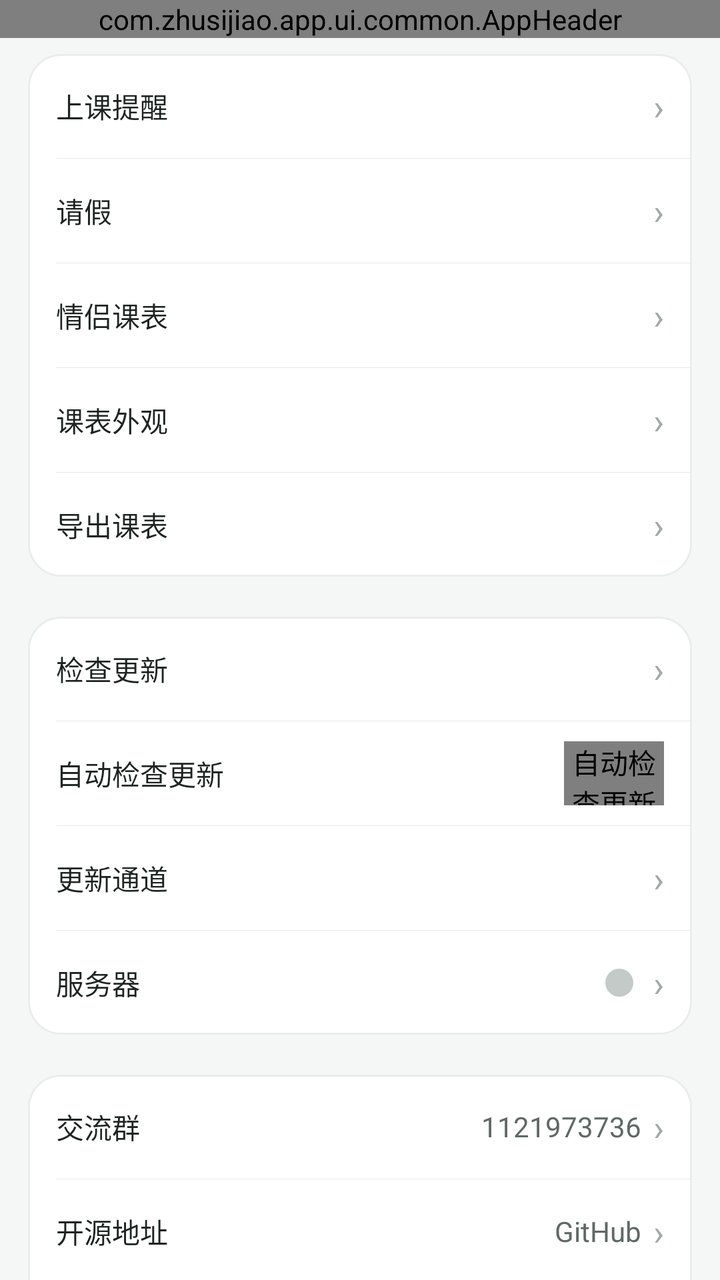
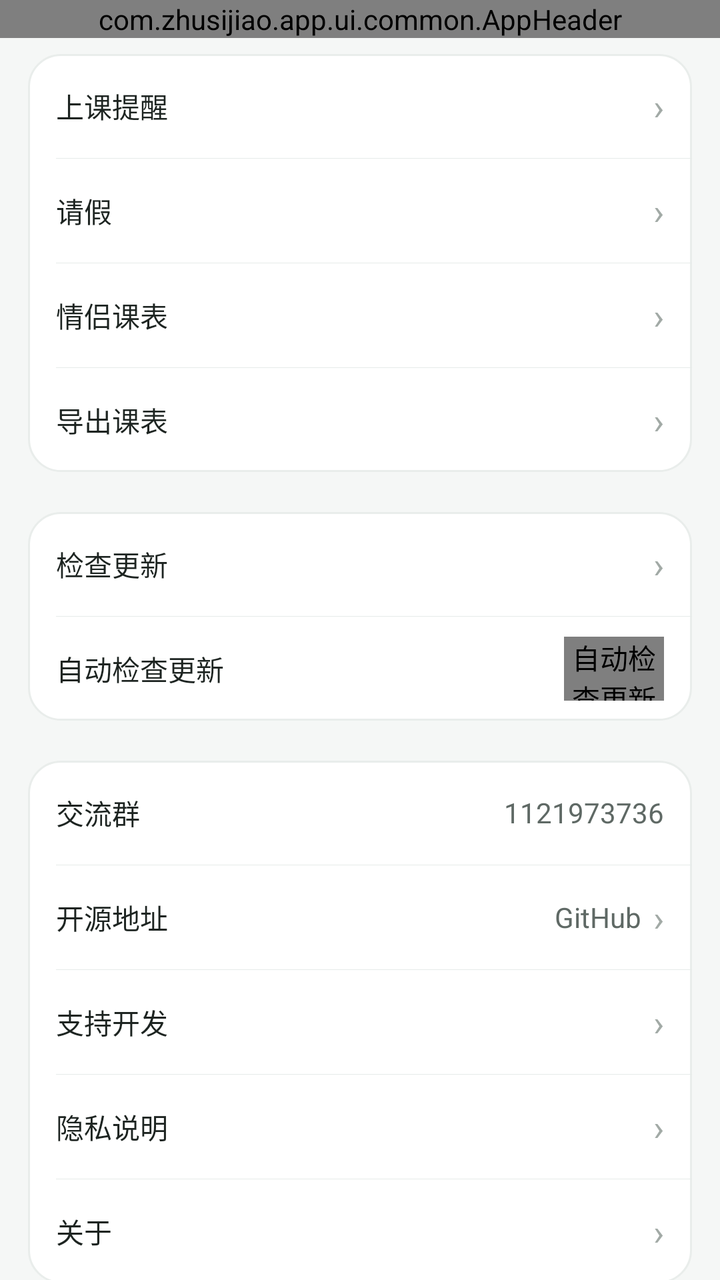

Screens rendered from an Android XML layout before and after an edit, with the pre-edit source and the edit as a unified diff.
<!-- AndroidManifest.xml: application theme Theme.Zhusijiao -->
<!-- res/layout/fragment_settings.xml -->
<?xml version="1.0" encoding="utf-8"?>
<LinearLayout xmlns:android="http://schemas.android.com/apk/res/android"
    xmlns:tools="http://schemas.android.com/tools"
    android:layout_width="match_parent"
    android:layout_height="match_parent"
    android:background="@color/background"
    android:orientation="vertical">

    <com.zhusijiao.app.ui.common.AppHeader
        android:id="@+id/header"
        android:layout_width="match_parent"
        android:layout_height="wrap_content" />

    <androidx.core.widget.NestedScrollView
        android:id="@+id/scroll"
        android:layout_width="match_parent"
        android:layout_height="0dp"
        android:layout_weight="1">

        <LinearLayout
            android:layout_width="match_parent"
            android:layout_height="wrap_content"
            android:orientation="vertical"
            android:paddingStart="@dimen/page_padding"
            android:paddingTop="8dp"
            android:paddingEnd="@dimen/page_padding"
            android:paddingBottom="16dp">

            
            <LinearLayout style="@style/FormGroup">

                <LinearLayout
                    android:id="@+id/menuReminder"
                    style="@style/FormRow"
                    android:clickable="true"
                    android:focusable="true">

                    <TextView
                        style="@style/FormRowLabel"
                        android:text="@string/reminder_title" />

                    <TextView
                        android:id="@+id/reminderSub"
                        style="@style/FormRowValue" />

                    <TextView style="@style/FormRowChevron" />
                </LinearLayout>

                <View style="@style/FormDivider" />

                <LinearLayout
                    android:id="@+id/menuLeave"
                    style="@style/FormRow"
                    android:clickable="true"
                    android:focusable="true">

                    <TextView
                        style="@style/FormRowLabel"
                        android:text="@string/leave_title" />

                    <TextView
                        android:id="@+id/leaveSub"
                        style="@style/FormRowValue" />

                    <TextView style="@style/FormRowChevron" />
                </LinearLayout>

                <View style="@style/FormDivider" />

                <LinearLayout
                    android:id="@+id/menuCouple"
                    style="@style/FormRow"
                    android:clickable="true"
                    android:focusable="true">

                    <TextView
                        style="@style/FormRowLabel"
                        android:text="@string/settings_couple_row" />

                    <TextView
                        android:id="@+id/coupleSub"
                        style="@style/FormRowValue" />

                    <TextView style="@style/FormRowChevron" />
                </LinearLayout>

                <View style="@style/FormDivider" />

                <LinearLayout
                    android:id="@+id/menuAppearance"
                    style="@style/FormRow"
                    android:clickable="true"
                    android:focusable="true">

                    <TextView
                        style="@style/FormRowLabel"
                        android:layout_width="0dp"
                        android:layout_weight="1"
                        android:text="@string/settings_appearance_row" />

                    <TextView style="@style/FormRowChevron" />
                </LinearLayout>

                <View style="@style/FormDivider" />

                <LinearLayout
                    android:id="@+id/menuExport"
                    style="@style/FormRow"
                    android:clickable="true"
                    android:focusable="true">

                    <TextView
                        style="@style/FormRowLabel"
                        android:layout_width="0dp"
                        android:layout_weight="1"
                        android:text="@string/settings_export_row" />

                    <TextView style="@style/FormRowChevron" />
                </LinearLayout>
            </LinearLayout>

            
            <LinearLayout
                style="@style/FormGroup"
                android:layout_marginTop="20dp">

                <LinearLayout
                    android:id="@+id/updateCheckRow"
                    style="@style/FormRow"
                    android:clickable="true"
                    android:focusable="true">

                    <TextView
                        style="@style/FormRowLabel"
                        android:text="@string/settings_update_check" />

                    <TextView
                        android:id="@+id/updateCurrentVersion"
                        style="@style/FormRowValue" />

                    <TextView style="@style/FormRowChevron" />
                </LinearLayout>

                <View style="@style/FormDivider" />

                
                <LinearLayout
                    android:id="@+id/updateAutoRow"
                    style="@style/FormRow"
                    android:clickable="true"
                    android:focusable="false"
                    android:importantForAccessibility="no"
                    tools:ignore="KeyboardInaccessibleWidget">

                    <TextView
                        style="@style/FormRowLabel"
                        android:layout_width="0dp"
                        android:layout_weight="1"
                        android:text="@string/settings_update_auto" />

                    <com.zhusijiao.app.ui.common.ToggleView
                        android:id="@+id/updateAutoToggle"
                        android:layout_width="50dp"
                        android:layout_height="32dp"
                        android:contentDescription="@string/settings_update_auto" />
                </LinearLayout>

                <View style="@style/FormDivider" />

                <LinearLayout
                    android:id="@+id/updateChannelRow"
                    style="@style/FormRow"
                    android:clickable="true"
                    android:focusable="true">

                    <TextView
                        style="@style/FormRowLabel"
                        android:text="@string/settings_channel_row" />

                    <TextView
                        android:id="@+id/updateChannelSub"
                        style="@style/FormRowValue" />

                    <TextView style="@style/FormRowChevron" />
                </LinearLayout>

                <View style="@style/FormDivider" />

                
                <LinearLayout
                    android:id="@+id/menuServer"
                    style="@style/FormRow"
                    android:clickable="true"
                    android:focusable="true">

                    <TextView
                        style="@style/FormRowLabel"
                        android:layout_width="0dp"
                        android:layout_weight="1"
                        android:text="@string/settings_server_row" />

                    <View
                        android:id="@+id/serverStatusDot"
                        android:layout_width="14dp"
                        android:layout_height="14dp"
                        android:layout_marginEnd="4dp"
                        android:background="@drawable/sync_dot_gray" />

                    <TextView
                        android:id="@+id/serverSub"
                        android:layout_width="wrap_content"
                        android:layout_height="wrap_content"
                        android:ellipsize="end"
                        android:maxWidth="200dp"
                        android:maxLines="1"
                        android:textColor="@color/text_secondary"
                        android:textSize="@dimen/text_body" />

                    <TextView style="@style/FormRowChevron" />
                </LinearLayout>
            </LinearLayout>

            
            <LinearLayout
                style="@style/FormGroup"
                android:layout_marginTop="20dp">

                <LinearLayout
                    android:id="@+id/menuQqGroup"
                    style="@style/FormRow"
                    android:clickable="true"
                    android:focusable="true">

                    <TextView
                        style="@style/FormRowLabel"
                        android:text="@string/settings_qq_group" />

                    <TextView
                        style="@style/FormRowValue"
                        android:text="@string/settings_qq_group_number" />

                    <TextView style="@style/FormRowChevron" />
                </LinearLayout>

                <View style="@style/FormDivider" />

                <LinearLayout
                    android:id="@+id/menuOpenSource"
                    style="@style/FormRow"
                    android:clickable="true"
                    android:focusable="true">

                    <TextView
                        style="@style/FormRowLabel"
                        android:text="@string/settings_open_source" />

                    <TextView
                        style="@style/FormRowValue"
                        android:text="@string/settings_open_source_value" />

                    <TextView style="@style/FormRowChevron" />
                </LinearLayout>

                <View style="@style/FormDivider" />

                <LinearLayout
                    android:id="@+id/menuSupport"
                    style="@style/FormRow"
                    android:clickable="true"
                    android:focusable="true">

                    <TextView
                        style="@style/FormRowLabel"
                        android:layout_width="0dp"
                        android:layout_weight="1"
                        android:text="@string/support_title" />

                    <TextView style="@style/FormRowChevron" />
                </LinearLayout>

                <View style="@style/FormDivider" />

                <LinearLayout
                    android:id="@+id/menuSyncLog"
                    style="@style/FormRow"
                    android:clickable="true"
                    android:focusable="true">

                    <TextView
                        style="@style/FormRowLabel"
                        android:layout_width="0dp"
                        android:layout_weight="1"
                        android:text="@string/settings_sync_log" />

                    <TextView style="@style/FormRowChevron" />
                </LinearLayout>

                <View style="@style/FormDivider" />

                <LinearLayout
                    android:id="@+id/menuPrivacy"
                    style="@style/FormRow"
                    android:clickable="true"
                    android:focusable="true">

                    <TextView
                        style="@style/FormRowLabel"
                        android:layout_width="0dp"
                        android:layout_weight="1"
                        android:text="@string/settings_privacy" />

                    <TextView style="@style/FormRowChevron" />
                </LinearLayout>

                <View style="@style/FormDivider" />

                <LinearLayout
                    android:id="@+id/menuAbout"
                    style="@style/FormRow"
                    android:clickable="true"
                    android:focusable="true">

                    <TextView
                        style="@style/FormRowLabel"
                        android:layout_width="0dp"
                        android:layout_weight="1"
                        android:text="@string/settings_about" />

                    <TextView style="@style/FormRowChevron" />
                </LinearLayout>
            </LinearLayout>

            <LinearLayout
                style="@style/FormGroup"
                android:layout_marginTop="20dp">

                <LinearLayout
                    android:id="@+id/menuDelete"
                    style="@style/FormRow"
                    android:clickable="true"
                    android:focusable="true"
                    android:gravity="center">

                    <TextView
                        style="@style/FormRowLabel"
                        android:layout_marginEnd="0dp"
                        android:text="@string/settings_delete_account"
                        android:textColor="@color/danger" />
                </LinearLayout>
            </LinearLayout>

            
            <TextView
                android:id="@+id/settingsFooter"
                android:layout_width="match_parent"
                android:layout_height="wrap_content"
                android:layout_marginTop="20dp"
                android:gravity="center"
                android:textColor="@color/text_disabled"
                android:textSize="@dimen/text_hint" />
        </LinearLayout>
    </androidx.core.widget.NestedScrollView>
</LinearLayout>
<!-- resources referenced by this layout -->
<resources>
  <color name="background">#f5f7f6</color>
  <color name="danger">#b44c48</color>
  <color name="text_disabled">#a2aba7</color>
  <color name="text_secondary">#5f6965</color>
  <dimen name="page_padding">14dp</dimen>
  <dimen name="text_body">14sp</dimen>
  <dimen name="text_hint">12sp</dimen>
  <!-- drawable sync_dot_gray (drawable) -->
  <?xml version="1.0" encoding="utf-8"?>
  
  <shape xmlns:android="http://schemas.android.com/apk/res/android" android:shape="oval">
      <solid android:color="@color/sync_dot_idle" />
  </shape>
  <string name="leave_title">请假</string>
  <string name="reminder_title">上课提醒</string>
  <string name="settings_about">关于</string>
  <string name="settings_appearance_row">课表外观</string>
  <string name="settings_channel_row">更新通道</string>
  <string name="settings_couple_row">情侣课表</string>
  <string name="settings_delete_account">删除全部数据</string>
  <string name="settings_export_row">导出课表</string>
  <string name="settings_open_source">开源地址</string>
  <string name="settings_open_source_value">GitHub</string>
  <string name="settings_privacy">隐私说明</string>
  <string name="settings_qq_group">交流群</string>
  <string name="settings_qq_group_number">1121973736</string>
  <string name="settings_server_row">服务器</string>
  <string name="settings_sync_log">复制同步日志</string>
  <string name="settings_update_auto">自动检查更新</string>
  <string name="settings_update_check">检查更新</string>
  <string name="support_title">支持开发</string>
  <style name="FormDivider">
          <item name="android:layout_width">match_parent</item>
          <item name="android:layout_height">1px</item>
          <item name="android:layout_marginStart">14dp</item>
          <item name="android:background">@color/divider</item>
      </style>
  <style name="FormGroup">
          <item name="android:layout_width">match_parent</item>
          <item name="android:layout_height">wrap_content</item>
          <item name="android:background">@drawable/bg_card</item>
          <item name="android:orientation">vertical</item>
      </style>
  <style name="FormRowLabel">
          <item name="android:layout_width">wrap_content</item>
          <item name="android:layout_height">wrap_content</item>
          <item name="android:layout_marginEnd">12dp</item>
          <item name="android:textColor">@color/text_primary</item>
          <item name="android:textSize">@dimen/text_body</item>
      </style>
  <color name="sync_dot_idle">#c3cac7</color>
  <color name="divider">#e6ebe9</color>
  <!-- drawable bg_card (drawable) -->
  <?xml version="1.0" encoding="utf-8"?>
  
  <shape xmlns:android="http://schemas.android.com/apk/res/android" android:shape="rectangle">
      <solid android:color="@color/surface" />
      <stroke android:width="1dp" android:color="@color/line" />
      <corners android:radius="@dimen/card_radius_lg" />
  </shape>
  <!-- drawable bg_menu_row (drawable) -->
  <?xml version="1.0" encoding="utf-8"?>
  
  <selector xmlns:android="http://schemas.android.com/apk/res/android">
      <item android:state_pressed="true">
          <shape android:shape="rectangle"><solid android:color="@color/hover_bg" /></shape>
      </item>
      <item>
          <shape android:shape="rectangle"><solid android:color="@android:color/transparent" /></shape>
      </item>
  </selector>
  <color name="arrow_grey">#a2aaa6</color>
  <dimen name="text_title">18sp</dimen>
  <color name="text_primary">#1d2421</color>
  <color name="accent">#2f7d68</color>
  <color name="ink">#202725</color>
  <color name="muted">#7d8783</color>
  <color name="surface">#ffffff</color>
  <color name="line">#e9edeb</color>
  <dimen name="card_radius_lg">@dimen/radius_lg</dimen>
  <color name="hover_bg">#f2f5f4</color>
  <style name="DialogButton" parent="Widget.AppCompat.Button.ButtonBar.AlertDialog">
          <item name="android:textColor">@color/accent</item>
          <item name="android:textStyle">bold</item>
      </style>
  <dimen name="radius_lg">16dp</dimen>
  <!-- unchanged entries left out for length: 5 -->
</resources>

<!-- the commit's change to res/layout/fragment_settings.xml (unified diff, before → after) -->
@@ -87,23 +87,6 @@
                 <View style="@style/FormDivider" />
 
                 <LinearLayout
-                    android:id="@+id/menuAppearance"
-                    style="@style/FormRow"
-                    android:clickable="true"
-                    android:focusable="true">
-
-                    <TextView
-                        style="@style/FormRowLabel"
-                        android:layout_width="0dp"
-                        android:layout_weight="1"
-                        android:text="@string/settings_appearance_row" />
-
-                    <TextView style="@style/FormRowChevron" />
-                </LinearLayout>
-
-                <View style="@style/FormDivider" />
-
-                <LinearLayout
                     android:id="@+id/menuExport"
                     style="@style/FormRow"
                     android:clickable="true"
@@ -164,8 +147,103 @@
                         android:layout_height="32dp"
                         android:contentDescription="@string/settings_update_auto" />
                 </LinearLayout>
-
-                <View style="@style/FormDivider" />
+            </LinearLayout>
+
+            
+            <LinearLayout
+                style="@style/FormGroup"
+                android:layout_marginTop="20dp">
+
+                <LinearLayout
+                    android:id="@+id/menuQqGroup"
+                    style="@style/FormRow"
+                    android:clickable="true"
+                    android:focusable="true">
+
+                    <TextView
+                        style="@style/FormRowLabel"
+                        android:text="@string/settings_qq_group" />
+
+                    <TextView
+                        style="@style/FormRowValue"
+                        android:text="@string/settings_qq_group_number" />
+                </LinearLayout>
+
+                <View style="@style/FormDivider" />
+
+                <LinearLayout
+                    android:id="@+id/menuOpenSource"
+                    style="@style/FormRow"
+                    android:clickable="true"
+                    android:focusable="true">
+
+                    <TextView
+                        style="@style/FormRowLabel"
+                        android:text="@string/settings_open_source" />
+
+                    <TextView
+                        style="@style/FormRowValue"
+                        android:text="@string/settings_open_source_value" />
+
+                    <TextView style="@style/FormRowChevron" />
+                </LinearLayout>
+
+                <View style="@style/FormDivider" />
+
+                <LinearLayout
+                    android:id="@+id/menuSupport"
+                    style="@style/FormRow"
+                    android:clickable="true"
+                    android:focusable="true">
+
+                    <TextView
+                        style="@style/FormRowLabel"
+                        android:layout_width="0dp"
+                        android:layout_weight="1"
+                        android:text="@string/support_title" />
+
+                    <TextView style="@style/FormRowChevron" />
+                </LinearLayout>
+
+                <View style="@style/FormDivider" />
+
+                <LinearLayout
+                    android:id="@+id/menuPrivacy"
+                    style="@style/FormRow"
+                    android:clickable="true"
+                    android:focusable="true">
+
+                    <TextView
+                        style="@style/FormRowLabel"
+                        android:layout_width="0dp"
+                        android:layout_weight="1"
+                        android:text="@string/settings_privacy" />
+
+                    <TextView style="@style/FormRowChevron" />
+                </LinearLayout>
+
+                <View style="@style/FormDivider" />
+
+                <LinearLayout
+                    android:id="@+id/menuAbout"
+                    style="@style/FormRow"
+                    android:clickable="true"
+                    android:focusable="true">
+
+                    <TextView
+                        style="@style/FormRowLabel"
+                        android:layout_width="0dp"
+                        android:layout_weight="1"
+                        android:text="@string/settings_about" />
+
+                    <TextView style="@style/FormRowChevron" />
+                </LinearLayout>
+            </LinearLayout>
+
+            
+            <LinearLayout
+                style="@style/FormGroup"
+                android:layout_marginTop="20dp">
 
                 <LinearLayout
                     android:id="@+id/updateChannelRow"
@@ -218,65 +296,6 @@
 
                     <TextView style="@style/FormRowChevron" />
                 </LinearLayout>
-            </LinearLayout>
-
-            
-            <LinearLayout
-                style="@style/FormGroup"
-                android:layout_marginTop="20dp">
-
-                <LinearLayout
-                    android:id="@+id/menuQqGroup"
-                    style="@style/FormRow"
-                    android:clickable="true"
-                    android:focusable="true">
-
-                    <TextView
-                        style="@style/FormRowLabel"
-                        android:text="@string/settings_qq_group" />
-
-                    <TextView
-                        style="@style/FormRowValue"
-                        android:text="@string/settings_qq_group_number" />
-
-                    <TextView style="@style/FormRowChevron" />
-                </LinearLayout>
-
-                <View style="@style/FormDivider" />
-
-                <LinearLayout
-                    android:id="@+id/menuOpenSource"
-                    style="@style/FormRow"
-                    android:clickable="true"
-                    android:focusable="true">
-
-                    <TextView
-                        style="@style/FormRowLabel"
-                        android:text="@string/settings_open_source" />
-
-                    <TextView
-                        style="@style/FormRowValue"
-                        android:text="@string/settings_open_source_value" />
-
-                    <TextView style="@style/FormRowChevron" />
-                </LinearLayout>
-
-                <View style="@style/FormDivider" />
-
-                <LinearLayout
-                    android:id="@+id/menuSupport"
-                    style="@style/FormRow"
-                    android:clickable="true"
-                    android:focusable="true">
-
-                    <TextView
-                        style="@style/FormRowLabel"
-                        android:layout_width="0dp"
-                        android:layout_weight="1"
-                        android:text="@string/support_title" />
-
-                    <TextView style="@style/FormRowChevron" />
-                </LinearLayout>
 
                 <View style="@style/FormDivider" />
 
@@ -291,42 +310,6 @@
                         android:layout_width="0dp"
                         android:layout_weight="1"
                         android:text="@string/settings_sync_log" />
-
-                    <TextView style="@style/FormRowChevron" />
-                </LinearLayout>
-
-                <View style="@style/FormDivider" />
-
-                <LinearLayout
-                    android:id="@+id/menuPrivacy"
-                    style="@style/FormRow"
-                    android:clickable="true"
-                    android:focusable="true">
-
-                    <TextView
-                        style="@style/FormRowLabel"
-                        android:layout_width="0dp"
-                        android:layout_weight="1"
-                        android:text="@string/settings_privacy" />
-
-                    <TextView style="@style/FormRowChevron" />
-                </LinearLayout>
-
-                <View style="@style/FormDivider" />
-
-                <LinearLayout
-                    android:id="@+id/menuAbout"
-                    style="@style/FormRow"
-                    android:clickable="true"
-                    android:focusable="true">
-
-                    <TextView
-                        style="@style/FormRowLabel"
-                        android:layout_width="0dp"
-                        android:layout_weight="1"
-                        android:text="@string/settings_about" />
-
-                    <TextView style="@style/FormRowChevron" />
                 </LinearLayout>
             </LinearLayout>
 
<!-- resource entries referenced after the edit -->
@@ -16,7 +16,6 @@
   <string name="leave_title">请假</string>
   <string name="reminder_title">上课提醒</string>
   <string name="settings_about">关于</string>
-  <string name="settings_appearance_row">课表外观</string>
   <string name="settings_channel_row">更新通道</string>
   <string name="settings_couple_row">情侣课表</string>
   <string name="settings_delete_account">删除全部数据</string>
